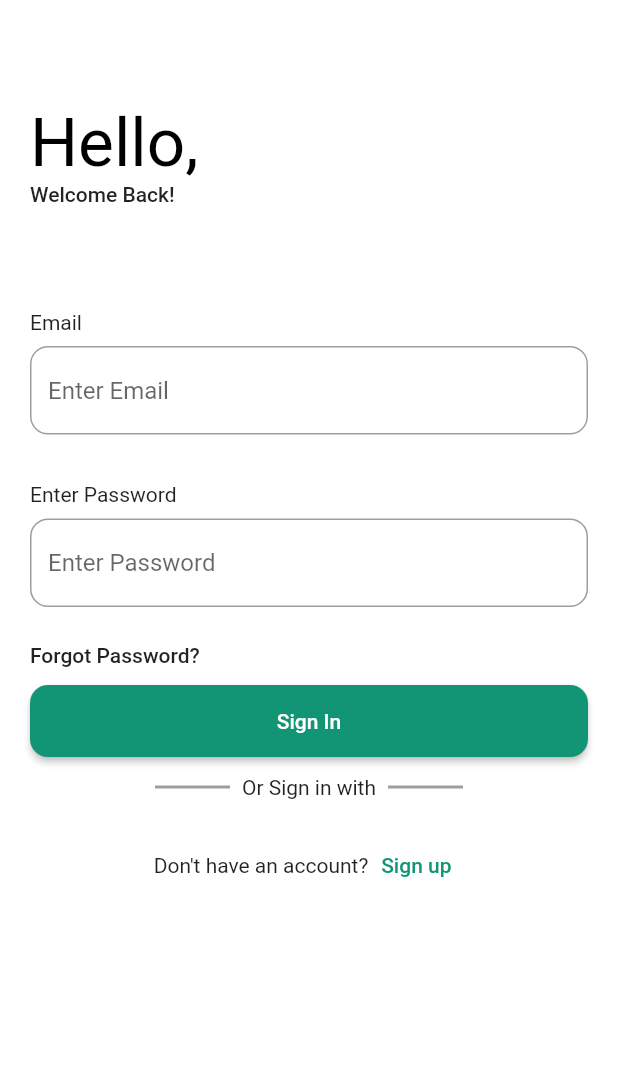
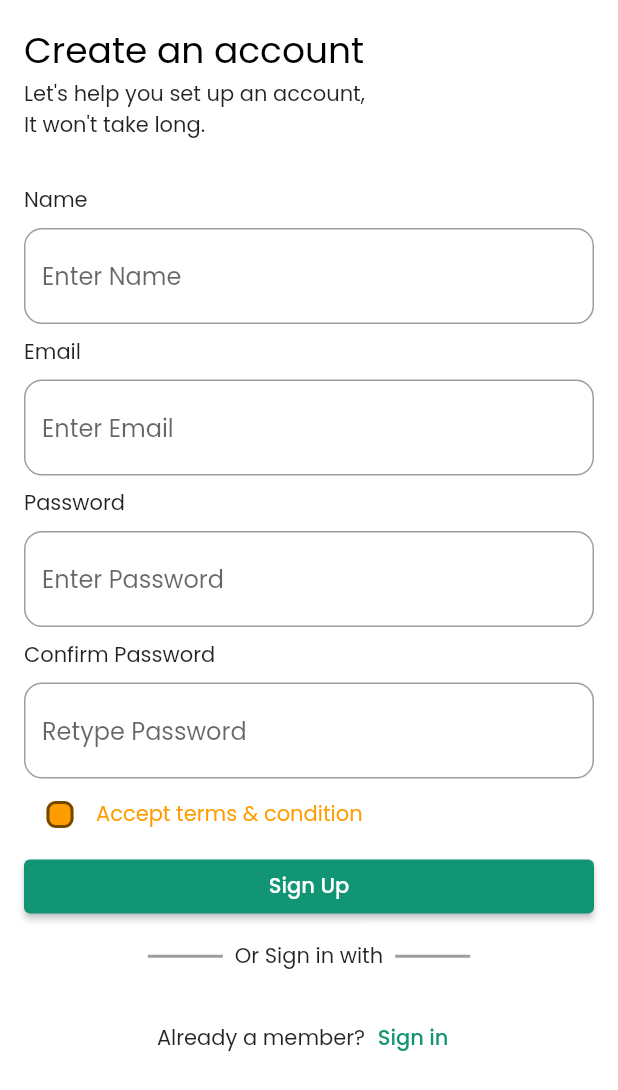
Before and after one commit to sujan6539/the_real_recipe, a Flutter app: the screen it shows after launch, on a phone screen of 412 x 824 dp. Shown: the top 1090 px of the screen. Run offline on Flutter 3.47's test engine with Material 2 defaults, Android fonts, the phone set to English and light mode, and no system bars; our stand-ins replace google_fonts.

Commit message:
added google fonts and sign up screen.

```diff
--- a/lib/main.dart
+++ b/lib/main.dart
@@ -2,6 +2,7 @@ import 'package:flutter/material.dart';
 import 'package:the_real_receipe/presentation/styles/colors.dart';
 import 'package:the_real_receipe/presentation/styles/styles.dart';
 import 'package:the_real_receipe/screens/sign_in_page.dart';
+import 'package:the_real_receipe/screens/sign_up_page.dart';
 
 void main() {
   runApp(const MyApp());
@@ -19,7 +20,7 @@ class MyApp extends StatelessWidget {
     return MaterialApp(
       title: 'Flutter Demo',
       theme: AppColors().toThemeData(context),
-      home: SafeArea(child: Scaffold(body: SignInPage())),
+      home: SafeArea(child: Scaffold(body: SignUpPage())),
     );
   }
 }
--- a/lib/presentation/styles/colors.dart
+++ b/lib/presentation/styles/colors.dart
@@ -1,17 +1,19 @@
 import 'dart:ui';
 
 import 'package:flutter/material.dart';
+import 'package:google_fonts/google_fonts.dart';
 
 class AppColors {
-  Color primaryColor = const Color(0xFF129575);
-  Color backgroundColor = Colors.white;
-  Color onPrimaryColor = Colors.white;
-  Color secondaryColor = const Color(0xFFFF9C00);
-  Color onSecondaryColor = Colors.black;
-  Color error = const Color(0xFFFD3654);
+  static Color primaryColor = const Color(0xFF129575);
+  static Color backgroundColor = Colors.white;
+  static Color onPrimaryColor = Colors.white;
+  static Color secondaryColor = const Color(0xFFFF9C00);
+  static Color onSecondaryColor = Colors.black;
+  static Color error = const Color(0xFFFD3654);
 
   ThemeData toThemeData(BuildContext context) {
-    var colorScheme = ColorScheme(brightness: Brightness.light,
+    var colorScheme = ColorScheme(
+        brightness: Brightness.light,
         primary: primaryColor,
         onPrimary: onPrimaryColor,
         secondary: secondaryColor,
@@ -21,16 +23,16 @@ class AppColors {
         background: backgroundColor,
         onBackground: onSecondaryColor,
         surface: Colors.white54,
-        onSurface: Colors.black26
-    );
-    return ThemeData.from(colorScheme: colorScheme, textTheme: TextTheme(
-      headlineMedium: TextStyle(color: Colors.black),
-      headlineSmall: TextStyle(color: Colors.black),
-      headlineLarge: TextStyle(color: Colors.black),
-      displayMedium: TextStyle(color: Colors.black),
-      displaySmall: TextStyle(color: Colors.black),
-    ));
+        onSurface: Colors.black26);
+    return ThemeData.from(
+        colorScheme: colorScheme,
+        textTheme:
+            GoogleFonts.poppinsTextTheme(Theme.of(context).textTheme.copyWith(
+                  headlineMedium: const TextStyle(color: Colors.black),
+                  headlineSmall: const TextStyle(color: Colors.black),
+                  headlineLarge: const TextStyle(color: Colors.black),
+                  displayMedium: const TextStyle(color: Colors.black),
+                  displaySmall: const TextStyle(color: Colors.black),
+                )));
   }
-
-
 }
--- a/lib/presentation/styles/dimens.dart
+++ b/lib/presentation/styles/dimens.dart
@@ -7,6 +7,7 @@ class Dimens {
   Dimens(this._scale);
 
   late final double dimens_4 = 4 * _scale;
+  late final double dimens_6 = 6 * _scale;
   late final double dimens_8 = 8 * _scale;
   late final double dimens_12 = 12 * _scale;
   late final double dimens_16 = 16 * _scale;
--- /dev/null
+++ b/lib/presentation/ui/check_box.dart
@@ -0,0 +1,47 @@
+import 'package:flutter/material.dart';
+import 'package:the_real_receipe/main.dart';
+
+import '../styles/colors.dart';
+
+class CheckBox extends StatefulWidget {
+  final Color activeColor;
+
+  const CheckBox({Key? key, required this.activeColor}) : super(key: key);
+
+  @override
+  State<CheckBox> createState() => _CheckBoxState();
+}
+
+class _CheckBoxState extends State<CheckBox> {
+  bool checkedState = false;
+
+  @override
+  Widget build(BuildContext context) {
+    return Row(
+      children: [
+        Checkbox(
+          value: checkedState,
+          onChanged: (newValue) {
+            setState(() {
+              checkedState = newValue ?? false;
+            });
+          },
+          activeColor: widget.activeColor,
+          fillColor: MaterialStateProperty.resolveWith<Color>((states) {
+            if (states.contains(MaterialState.selected)) {
+              return AppColors.primaryColor;
+            }
+            return AppColors.secondaryColor;
+          }),
+          shape: RoundedRectangleBorder(
+              borderRadius:
+                  BorderRadius.circular(MyApp.$style.dimens.dimens_6)),
+        ),
+        Text(
+          "Accept terms & condition",
+          style: TextStyle(color: AppColors.secondaryColor),
+        )
+      ],
+    );
+  }
+}
--- /dev/null
+++ b/lib/screens/sign_up_page.dart
@@ -0,0 +1,71 @@
+import 'package:flutter/material.dart';
+import 'package:the_real_receipe/presentation/styles/colors.dart';
+import 'package:the_real_receipe/presentation/ui/edit_text.dart';
+
+import '../main.dart';
+import '../presentation/ui/check_box.dart';
+
+class SignUpPage extends StatelessWidget {
+  const SignUpPage({Key? key}) : super(key: key);
+
+  @override
+  Widget build(BuildContext context) {
+    return Padding(
+      padding: EdgeInsets.all(MyApp.$style.dimens.dimens_16),
+      child: Column(
+        crossAxisAlignment: CrossAxisAlignment.stretch,
+        children: [
+          Text(
+            "Create an account",
+            style: Theme.of(context).textTheme.headlineSmall,
+          ),
+          Text("Let's help you set up an account, \nIt won't take long."),
+          Spacer(),
+          EditText(label: "Name", hint: "Enter Name"),
+          EditText(label: "Email", hint: "Enter Email"),
+          EditText(label: "Password", hint: "Enter Password"),
+          EditText(label: "Confirm Password", hint: "Retype Password"),
+          CheckBox(activeColor: AppColors.secondaryColor),
+          ElevatedButton(onPressed: () {}, child: Text("Sign Up")),
+          Padding(
+            padding: EdgeInsets.all(MyApp.$style.dimens.dimens_12),
+            child: Row(
+              mainAxisSize: MainAxisSize.max,
+              mainAxisAlignment: MainAxisAlignment.center,
+              children: [
+                Container(
+                  margin: EdgeInsets.symmetric(
+                      horizontal: MyApp.$style.dimens.dimens_8),
+                  color: Colors.grey,
+                  height: 2,
+                  width: 50,
+                ),
+                Text("Or Sign in with"),
+                Container(
+                  margin: EdgeInsets.symmetric(
+                      horizontal: MyApp.$style.dimens.dimens_8),
+                  color: Colors.grey,
+                  height: 2,
+                  width: 50,
+                ),
+              ],
+            ),
+          ),
+          Padding(
+            padding: const EdgeInsets.all(8.0),
+            child: Row(
+              mainAxisAlignment: MainAxisAlignment.center,
+              children: [
+                const Text("Already a member?"),
+                TextButton(onPressed: () {}, child: const Text("Sign in"))
+              ],
+            ),
+          ),
+          const Spacer(
+            flex: 4,
+          ),
+        ],
+      ),
+    );
+  }
+}
--- a/pubspec.yaml
+++ b/pubspec.yaml
@@ -31,6 +31,7 @@ dependencies:
   flutter:
     sdk: flutter
   firebase_auth: ^4.3.0
+  google_fonts: ^4.0.3
 
 
   # The following adds the Cupertino Icons font to your application.
```
Also changed, not shown: pubspec.lock.
